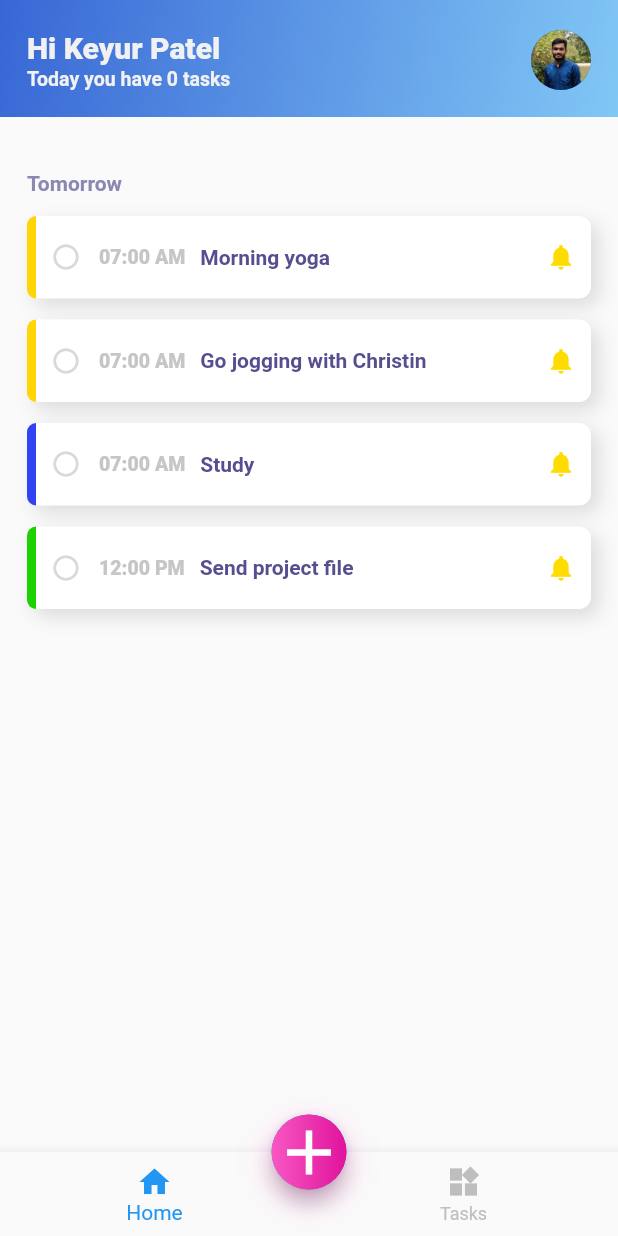
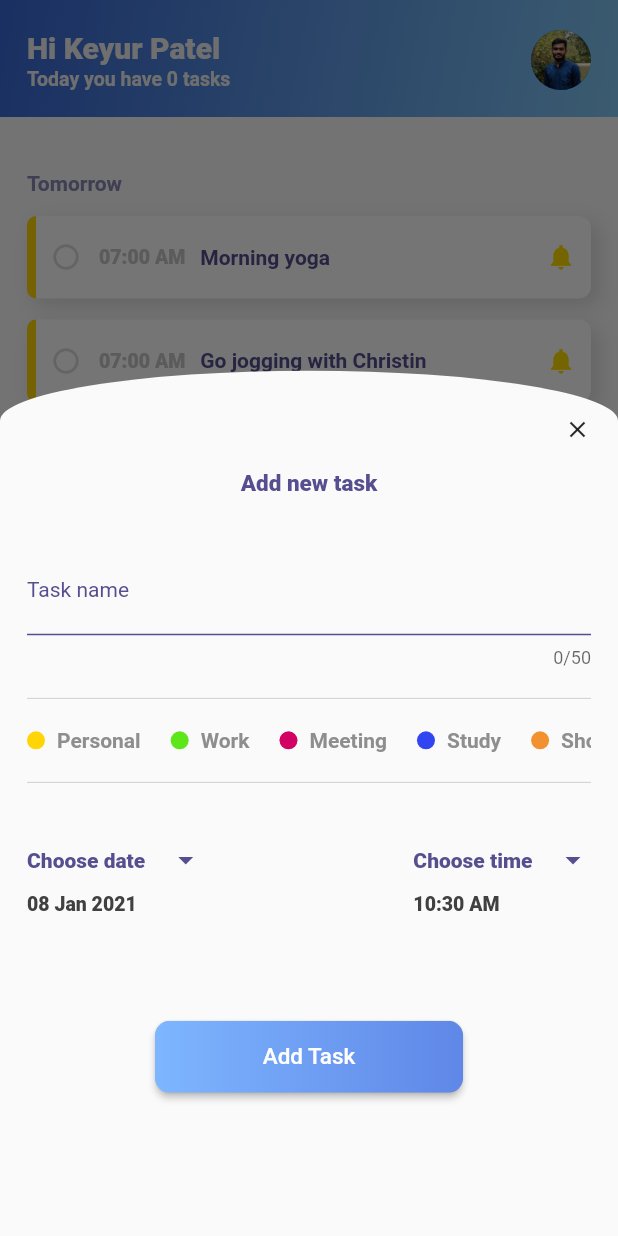
Before and after one commit to pkeyur18/TodoApplicationFlutter, a Flutter app: the screen it shows after launch, after a tap on "Let's Get Started", after a tap on the "clear" icon, after a tap on the "add" icon, on a phone screen of 412 x 824 dp. Run offline on Flutter 3.47's test engine with Material 2 defaults, Android fonts, the phone set to English and light mode, and no system bars; drawn by our look-alikes of flutter_slidable.

Commit message:
add new task page completed

```diff
--- /dev/null
+++ b/lib/common/bottom_sheet.dart
@@ -0,0 +1,383 @@
+import 'package:flutter/material.dart';
+import 'package:intl/intl.dart';
+import 'package:provider/provider.dart';
+
+// ignore: must_be_immutable
+class OpenBottomSheet extends StatefulWidget {
+  @override
+  _OpenBottomSheetState createState() => _OpenBottomSheetState();
+}
+
+class _OpenBottomSheetState extends State<OpenBottomSheet> {
+  @override
+  Widget build(BuildContext context) {
+    return SizedBox(
+      height: 50,
+      width: 50,
+      child: FloatingActionButton(
+        elevation: 5,
+        child: Container(
+          decoration: BoxDecoration(
+            shape: BoxShape.circle,
+            gradient: LinearGradient(
+              colors: [
+                Color(0xFFF857C3),
+                Color(0xFFE0139C),
+              ],
+            ),
+            boxShadow: <BoxShadow>[
+              BoxShadow(
+                color: Color(0x50F456C3),
+                blurRadius: 20.0,
+                spreadRadius: 0.0,
+                offset: Offset(
+                  0,
+                  7,
+                ),
+              ),
+            ],
+          ),
+          child: Icon(
+            Icons.add,
+            size: 50,
+          ),
+        ),
+        onPressed: () {
+          _showMyBottomSheet();
+        },
+      ),
+    );
+  }
+
+  void _showMyBottomSheet() {
+    showModalBottomSheet(
+      context: context,
+      isScrollControlled: true,
+      shape: RoundedRectangleBorder(
+        borderRadius: BorderRadius.vertical(
+          top: Radius.elliptical(
+            MediaQuery.of(context).size.width * 0.75,
+            50.0,
+          ),
+        ),
+      ),
+      builder: (builder) {
+        return ChangeNotifierProvider(
+          create: (context) => TodoDateTimeProvider(),
+          child: Container(
+            height: MediaQuery.of(context).size.height * 0.70,
+            child: Stack(
+              children: [
+                Container(
+                  margin: EdgeInsets.only(
+                    top: MediaQuery.of(context).size.height * 0.08,
+                    left: 18,
+                    right: 18,
+                  ),
+                  child: Column(
+                    crossAxisAlignment: CrossAxisAlignment.center,
+                    children: [
+                      Text(
+                        "Add new task",
+                        style: TextStyle(
+                          color: Color(0xFF554E8F),
+                          fontSize: 15,
+                          fontWeight: FontWeight.w800,
+                        ),
+                      ),
+                      SizedBox(
+                        height: MediaQuery.of(context).size.height * 0.04,
+                      ),
+                      TextFormField(
+                        style: TextStyle(
+                          fontSize: 18,
+                        ),
+                        cursorColor: Theme.of(context).cursorColor,
+                        initialValue: '',
+                        maxLength: 50,
+                        decoration: InputDecoration(
+                          labelText: 'Task name',
+                          labelStyle: TextStyle(
+                            fontSize: 14,
+                            color: Color(0xFF554E8F),
+                          ),
+                          enabledBorder: UnderlineInputBorder(
+                            borderSide: BorderSide(
+                              color: Color(0xFF554E8F),
+                            ),
+                          ),
+                        ),
+                      ),
+                      Container(
+                        margin: EdgeInsets.symmetric(
+                          vertical: 12,
+                        ),
+                        child: Divider(
+                          color: Color(0xFFCFCFCF),
+                        ),
+                      ),
+                      SingleChildScrollView(
+                        scrollDirection: Axis.horizontal,
+                        child: Row(
+                          children: [
+                            _addTaskBottomPageSelector(
+                                "Personal", Color(0xFFFFD506)),
+                            _addTaskBottomPageSelector(
+                                "Work", Color(0xFF5DE61A)),
+                            _addTaskBottomPageSelector(
+                                "Meeting", Color(0xFFD10263)),
+                            _addTaskBottomPageSelector(
+                                "Study", Color(0xFF3044F2)),
+                            _addTaskBottomPageSelector(
+                                "Shopping", Color(0xFFF29130)),
+                            _addTaskBottomPageSelector(
+                                "Party", Color(0xFFF857C3)),
+                          ],
+                        ),
+                      ),
+                      Container(
+                        margin: EdgeInsets.symmetric(
+                          vertical: 12,
+                        ),
+                        child: Divider(
+                          color: Color(0xFFCFCFCF),
+                        ),
+                      ),
+                      Container(
+                        margin: EdgeInsets.symmetric(
+                          vertical: 20,
+                        ),
+                        child: Consumer<TodoDateTimeProvider>(
+                          builder: (context, value, child) => Row(
+                            mainAxisAlignment: MainAxisAlignment.spaceBetween,
+                            children: [
+                              Column(
+                                crossAxisAlignment: CrossAxisAlignment.start,
+                                children: [
+                                  GestureDetector(
+                                    onTap: () {
+                                      Provider.of<TodoDateTimeProvider>(context,
+                                              listen: false)
+                                          .openDatePicker(context);
+                                    },
+                                    child: Row(
+                                      children: [
+                                        Text(
+                                          "Choose date",
+                                          style: TextStyle(
+                                            color: Color(0xFF554E8F),
+                                            fontSize: 14,
+                                            fontWeight: FontWeight.w800,
+                                          ),
+                                        ),
+                                        Container(
+                                          margin: EdgeInsets.only(
+                                            left: 15,
+                                          ),
+                                          child: Icon(
+                                            Icons.arrow_drop_down,
+                                            color: Color(0xFF554E8F),
+                                          ),
+                                        ),
+                                      ],
+                                    ),
+                                  ),
+                                  Container(
+                                    margin: EdgeInsets.only(
+                                      top: 10,
+                                    ),
+                                    child: Text(
+                                      dateFormatter(value.dateTime),
+                                      style: TextStyle(
+                                        color: Color(0xFF404040),
+                                        fontSize: 13,
+                                        fontWeight: FontWeight.w800,
+                                      ),
+                                    ),
+                                  ),
+                                ],
+                              ),
+                              Column(
+                                crossAxisAlignment: CrossAxisAlignment.start,
+                                children: [
+                                  GestureDetector(
+                                    onTap: () {
+                                      Provider.of<TodoDateTimeProvider>(context,
+                                              listen: false)
+                                          .openTimePicker(context);
+                                    },
+                                    child: Row(
+                                      children: [
+                                        Text(
+                                          "Choose time",
+                                          style: TextStyle(
+                                            color: Color(0xFF554E8F),
+                                            fontSize: 14,
+                                            fontWeight: FontWeight.w800,
+                                          ),
+                                        ),
+                                        Container(
+                                          margin: EdgeInsets.only(
+                                            left: 15,
+                                          ),
+                                          child: Icon(
+                                            Icons.arrow_drop_down,
+                                            color: Color(0xFF554E8F),
+                                          ),
+                                        ),
+                                      ],
+                                    ),
+                                  ),
+                                  Container(
+                                    margin: EdgeInsets.only(
+                                      top: 10,
+                                    ),
+                                    child: Text(
+                                      _timeFormatter(value.timeOfDay),
+                                      style: TextStyle(
+                                        color: Color(0xFF404040),
+                                        fontSize: 13,
+                                        fontWeight: FontWeight.w800,
+                                      ),
+                                    ),
+                                  ),
+                                ],
+                              ),
+                            ],
+                          ),
+                        ),
+                      ),
+                      Container(
+                        margin: EdgeInsets.only(
+                          top: 50,
+                        ),
+                        child: RaisedButton(
+                          onPressed: () {},
+                          color: Color(0xFF),
+                          textColor: Colors.white,
+                          padding: EdgeInsets.all(0.0),
+                          shape: RoundedRectangleBorder(
+                              borderRadius: BorderRadius.circular(10)),
+                          child: Ink(
+                            decoration: BoxDecoration(
+                              gradient: LinearGradient(
+                                  colors: [
+                                    Color(0xFF7EB6FF),
+                                    Color(0xFF5F87E7),
+                                  ],
+                                  begin: Alignment.centerLeft,
+                                  end: Alignment.centerRight),
+                              borderRadius: BorderRadius.circular(10),
+                            ),
+                            child: Container(
+                              padding: EdgeInsets.symmetric(
+                                vertical: 15,
+                                horizontal: 70,
+                              ),
+                              child: const Text(
+                                "Add Task ",
+                                textAlign: TextAlign.center,
+                                style: TextStyle(
+                                  fontSize: 15,
+                                ),
+                              ),
+                            ),
+                          ),
+                        ),
+                      ),
+                    ],
+                  ),
+                ),
+                Container(
+                  margin: EdgeInsets.only(
+                    top: 30,
+                    right: 18,
+                  ),
+                  child: Row(
+                    mainAxisAlignment: MainAxisAlignment.end,
+                    children: [
+                      GestureDetector(
+                        onTap: () {
+                          Navigator.pop(context);
+                        },
+                        child: Icon(
+                          Icons.clear,
+                          size: 18,
+                        ),
+                      ),
+                    ],
+                  ),
+                ),
+              ],
+            ),
+          ),
+        );
+      },
+    );
+  }
+
+  Widget _addTaskBottomPageSelector(String taskName, Color color) {
+    return Row(
+      children: [
+        CircleAvatar(
+          backgroundColor: color,
+          radius: 6,
+        ),
+        SizedBox(
+          width: 8,
+        ),
+        Text(
+          taskName,
+          style: TextStyle(
+            color: Color(0xFF8E8E8E),
+            fontWeight: FontWeight.w700,
+          ),
+        ),
+        SizedBox(
+          width: 20,
+        ),
+      ],
+    );
+  }
+
+  String dateFormatter(DateTime date) {
+    String formattedTime = DateFormat('dd MMM yyyy').format(date);
+    return formattedTime;
+  }
+
+  String _timeFormatter(TimeOfDay time) {
+    return time.format(context);
+  }
+}
+
+class TodoDateTimeProvider extends ChangeNotifier {
+  DateTime dateTime = DateTime.now();
+  TimeOfDay timeOfDay = TimeOfDay.now();
+
+  void openDatePicker(BuildContext context) async {
+    var picked = await showDatePicker(
+      context: context,
+      initialDate: dateTime,
+      firstDate: DateTime.now(),
+      lastDate: DateTime.now().add(
+        new Duration(days: 1000),
+      ),
+      currentDate: DateTime.now(),
+    );
+    if (picked != null) {
+      dateTime = picked;
+      notifyListeners();
+    }
+  }
+
+  void openTimePicker(BuildContext context) async {
+    var picked = await showTimePicker(
+      context: context,
+      initialTime: timeOfDay,
+    );
+    if (picked != null) {
+      timeOfDay = picked;
+      notifyListeners();
+    }
+  }
+}
--- a/lib/common/floating_button.dart
+++ /dev/null
@@ -1,42 +0,0 @@
-import 'package:flutter/material.dart';
-import 'package:flutter/rendering.dart';
-
-class CustomFloatingButton extends StatelessWidget {
-  @override
-  Widget build(BuildContext context) {
-    return SizedBox(
-      height: 50,
-      width: 50,
-      child: FloatingActionButton(
-        elevation: 5,
-        child: Container(
-          decoration: BoxDecoration(
-            shape: BoxShape.circle,
-            gradient: LinearGradient(
-              colors: [
-                Color(0xFFF857C3),
-                Color(0xFFE0139C),
-              ],
-            ),
-            boxShadow: <BoxShadow>[
-              BoxShadow(
-                color: Color(0x50F456C3),
-                blurRadius: 20.0,
-                spreadRadius: 0.0,
-                offset: Offset(
-                  0,
-                  7,
-                ),
-              ),
-            ],
-          ),
-          child: Icon(
-            Icons.add,
-            size: 50,
-          ),
-        ),
-        onPressed: () {},
-      ),
-    );
-  }
-}
--- a/lib/home/TodoTiles.dart
+++ b/lib/home/TodoTiles.dart
@@ -60,7 +60,9 @@ class _CustomTodoTileState extends State<CustomTodoTile> {
                                       ? Color(0xFFD10263)
                                       : (widget.data.todoType == "Study"
                                           ? Color(0xFF3044F2)
-                                          : Color(0xFFF29130))))),
+                                          : (widget.data.todoType == "Shopping"
+                                              ? Color(0xFFF29130)
+                                              : Color(0xFFF857C3)))))),
                           borderRadius: BorderRadius.only(
                             bottomLeft: Radius.circular(8),
                             topLeft: Radius.circular(8),
--- a/lib/home/home_page.dart
+++ b/lib/home/home_page.dart
@@ -1,11 +1,12 @@
+import 'package:Todo/common/bottom_sheet.dart';
 import 'package:flutter/material.dart';
+import 'package:flutter/rendering.dart';
 import 'package:intl/intl.dart';
 
 import 'package:Todo/home/task_tiles.dart';
 import 'package:Todo/common/custom_appbar.dart';
 import 'package:Todo/home/TodoTiles.dart';
 import 'package:Todo/home/home_notification.dart';
-import 'package:Todo/common/floating_button.dart';
 import 'package:Todo/model/my_tasks.dart';
 
 import 'custom_body.dart';
@@ -76,7 +77,7 @@ class _HomeTasksPageState extends State<HomeTasksPage> {
           bottomNavigationBar: _customBottomBar(),
           floatingActionButtonLocation:
               FloatingActionButtonLocation.centerDocked,
-          floatingActionButton: CustomFloatingButton(),
+          floatingActionButton: OpenBottomSheet(),
         ),
       ),
     );
@@ -402,7 +403,7 @@ class _HomeTasksPageState extends State<HomeTasksPage> {
     );
   }
 
-  _onItemTaped(int index) {
+  void _onItemTaped(int index) {
     setState(() {
       widget._selectedIndex = index;
     });
--- a/pubspec.yaml
+++ b/pubspec.yaml
@@ -27,6 +27,7 @@ dependencies:
   intl: ^0.16.1
   date_format: ^1.0.9
   flutter_slidable: ^0.5.7
+  provider: ^4.3.2+3
 
 dev_dependencies:
   flutter_test:
```
Also changed, not shown: pubspec.lock.
